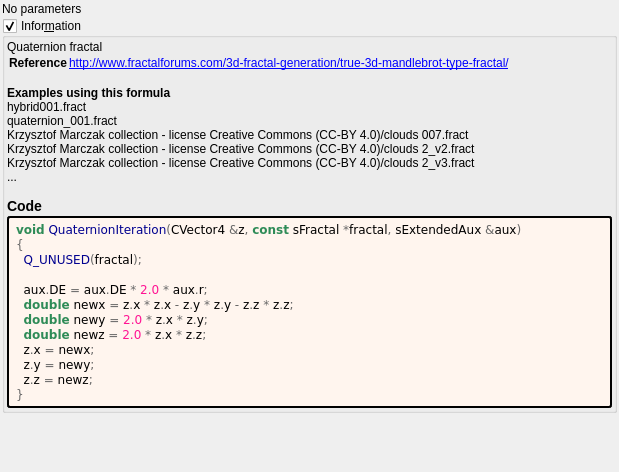
Before: the Qt Designer form mandelbulber2/deploy/share/mandelbulber2/formula/ui/quaternion.ui in irinox-ctrl/mandelbulber2, drawn with Qt 5.
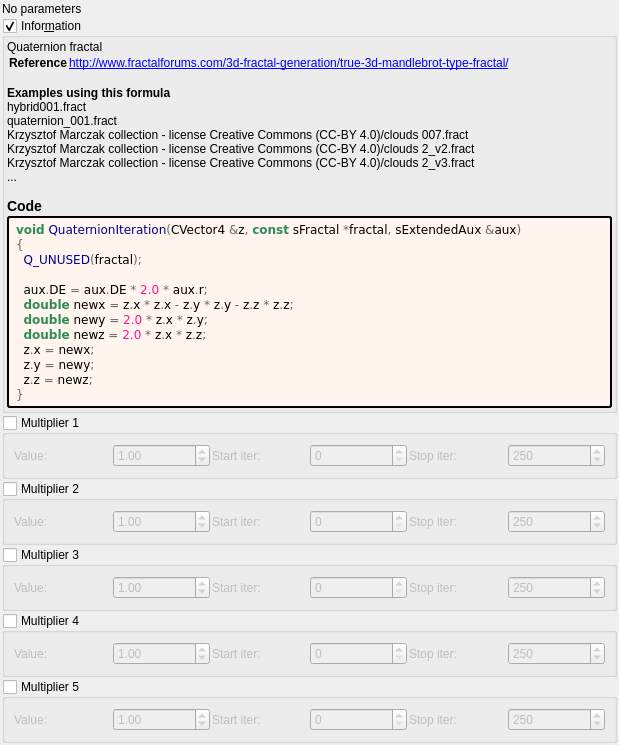
After: the same form once the commit is applied. Custom widgets are drawn as their Qt base class.

Commit message:
feat: add 5 general-purpose multipliers to all 1007 fractal formulas
Each multiplier has:
- Checkbox (OFF by default)
- Value spinbox (default 1.0, range -100 to 100)
- Iteration start/stop range

Logic: z *= value; DE *= |value|;

Uses existing transformCommon parameters:
- Checkboxes: functionEnabledBx/By/Bz/Bw/CzFalse
- Values: scale4/5/6/8/16
- Ranges: startIterationsB-F/stopIterationsB-F

Modified 1007 .cpp (CPU), 1006 .cl (GPU), 1023 .ui files.
Both source (formula/) and deploy (deploy/share/) copies updated.

Diff of the .ui file:
```diff
--- a/mandelbulber2/deploy/share/mandelbulber2/formula/ui/quaternion.ui
+++ b/mandelbulber2/deploy/share/mandelbulber2/formula/ui/quaternion.ui
@@ -119,6 +119,192 @@
      </layout>
     </widget>
    </item>
+   <item>
+    <widget class="MyGroupBox" name="groupCheck_transf_function_enabledBx_false">
+     <property name="title"><string>Multiplier 1</string></property>
+     <property name="checkable"><bool>true</bool></property>
+     <property name="checked"><bool>false</bool></property>
+     <layout class="QGridLayout" name="gridLayout_mult1">
+      <property name="spacing"><number>2</number></property>
+      <item row="0" column="0">
+       <widget class="QLabel"><property name="text"><string>Value:</string></property></widget>
+      </item>
+      <item row="0" column="1">
+       <widget class="MyDoubleSpinBox" name="spinbox_transf_scale_4">
+        <property name="minimum"><double>-100.0</double></property><property name="maximum"><double>100.0</double></property>
+        <property name="singleStep"><double>0.01</double></property><property name="value"><double>1.0</double></property>
+       </widget>
+      </item>
+      <item row="0" column="2">
+       <widget class="QLabel"><property name="text"><string>Start iter:</string></property></widget>
+      </item>
+      <item row="0" column="3">
+       <widget class="MySpinBox" name="spinboxInt_transf_start_iterations_B">
+        <property name="minimum"><number>0</number></property><property name="maximum"><number>10000</number></property>
+        <property name="value"><number>0</number></property>
+       </widget>
+      </item>
+      <item row="0" column="4">
+       <widget class="QLabel"><property name="text"><string>Stop iter:</string></property></widget>
+      </item>
+      <item row="0" column="5">
+       <widget class="MySpinBox" name="spinboxInt_transf_stop_iterations_B">
+        <property name="minimum"><number>0</number></property><property name="maximum"><number>10000</number></property>
+        <property name="value"><number>250</number></property>
+       </widget>
+      </item>
+     </layout>
+    </widget>
+   </item>
+   <item>
+    <widget class="MyGroupBox" name="groupCheck_transf_function_enabledBy_false">
+     <property name="title"><string>Multiplier 2</string></property>
+     <property name="checkable"><bool>true</bool></property>
+     <property name="checked"><bool>false</bool></property>
+     <layout class="QGridLayout" name="gridLayout_mult2">
+      <property name="spacing"><number>2</number></property>
+      <item row="0" column="0">
+       <widget class="QLabel"><property name="text"><string>Value:</string></property></widget>
+      </item>
+      <item row="0" column="1">
+       <widget class="MyDoubleSpinBox" name="spinbox_transf_scale_5">
+        <property name="minimum"><double>-100.0</double></property><property name="maximum"><double>100.0</double></property>
+        <property name="singleStep"><double>0.01</double></property><property name="value"><double>1.0</double></property>
+       </widget>
+      </item>
+      <item row="0" column="2">
+       <widget class="QLabel"><property name="text"><string>Start iter:</string></property></widget>
+      </item>
+      <item row="0" column="3">
+       <widget class="MySpinBox" name="spinboxInt_transf_start_iterations_C">
+        <property name="minimum"><number>0</number></property><property name="maximum"><number>10000</number></property>
+        <property name="value"><number>0</number></property>
+       </widget>
+      </item>
+      <item row="0" column="4">
+       <widget class="QLabel"><property name="text"><string>Stop iter:</string></property></widget>
+      </item>
+      <item row="0" column="5">
+       <widget class="MySpinBox" name="spinboxInt_transf_stop_iterations_C">
+        <property name="minimum"><number>0</number></property><property name="maximum"><number>10000</number></property>
+        <property name="value"><number>250</number></property>
+       </widget>
+      </item>
+     </layout>
+    </widget>
+   </item>
+   <item>
+    <widget class="MyGroupBox" name="groupCheck_transf_function_enabledBz_false">
+     <property name="title"><string>Multiplier 3</string></property>
+     <property name="checkable"><bool>true</bool></property>
+     <property name="checked"><bool>false</bool></property>
+     <layout class="QGridLayout" name="gridLayout_mult3">
+      <property name="spacing"><number>2</number></property>
+      <item row="0" column="0">
+       <widget class="QLabel"><property name="text"><string>Value:</string></property></widget>
+      </item>
+      <item row="0" column="1">
+       <widget class="MyDoubleSpinBox" name="spinbox_transf_scale_6">
+        <property name="minimum"><double>-100.0</double></property><property name="maximum"><double>100.0</double></property>
+        <property name="singleStep"><double>0.01</double></property><property name="value"><double>1.0</double></property>
+       </widget>
+      </item>
+      <item row="0" column="2">
+       <widget class="QLabel"><property name="text"><string>Start iter:</string></property></widget>
+      </item>
+      <item row="0" column="3">
+       <widget class="MySpinBox" name="spinboxInt_transf_start_iterations_D">
+        <property name="minimum"><number>0</number></property><property name="maximum"><number>10000</number></property>
+        <property name="value"><number>0</number></property>
+       </widget>
+      </item>
+      <item row="0" column="4">
+       <widget class="QLabel"><property name="text"><string>Stop iter:</string></property></widget>
+      </item>
+      <item row="0" column="5">
+       <widget class="MySpinBox" name="spinboxInt_transf_stop_iterations_D">
+        <property name="minimum"><number>0</number></property><property name="maximum"><number>10000</number></property>
+        <property name="value"><number>250</number></property>
+       </widget>
+      </item>
+     </layout>
+    </widget>
+   </item>
+   <item>
+    <widget class="MyGroupBox" name="groupCheck_transf_function_enabledBw_false">
+     <property name="title"><string>Multiplier 4</string></property>
+     <property name="checkable"><bool>true</bool></property>
+     <property name="checked"><bool>false</bool></property>
+     <layout class="QGridLayout" name="gridLayout_mult4">
+      <property name="spacing"><number>2</number></property>
+      <item row="0" column="0">
+       <widget class="QLabel"><property name="text"><string>Value:</string></property></widget>
+      </item>
+      <item row="0" column="1">
+       <widget class="MyDoubleSpinBox" name="spinbox_transf_scale_8">
+        <property name="minimum"><double>-100.0</double></property><property name="maximum"><double>100.0</double></property>
+        <property name="singleStep"><double>0.01</double></property><property name="value"><double>1.0</double></property>
+       </widget>
+      </item>
+      <item row="0" column="2">
+       <widget class="QLabel"><property name="text"><string>Start iter:</string></property></widget>
+      </item>
+      <item row="0" column="3">
+       <widget class="MySpinBox" name="spinboxInt_transf_start_iterations_E">
+        <property name="minimum"><number>0</number></property><property name="maximum"><number>10000</number></property>
+        <property name="value"><number>0</number></property>
+       </widget>
+      </item>
+      <item row="0" column="4">
+       <widget class="QLabel"><property name="text"><string>Stop iter:</string></property></widget>
+      </item>
+      <item row="0" column="5">
+       <widget class="MySpinBox" name="spinboxInt_transf_stop_iterations_E">
+        <property name="minimum"><number>0</number></property><property name="maximum"><number>10000</number></property>
+        <property name="value"><number>250</number></property>
+       </widget>
+      </item>
+     </layout>
+    </widget>
+   </item>
+   <item>
+    <widget class="MyGroupBox" name="groupCheck_transf_function_enabledCz_false">
+     <property name="title"><string>Multiplier 5</string></property>
+     <property name="checkable"><bool>true</bool></property>
+     <property name="checked"><bool>false</bool></property>
+     <layout class="QGridLayout" name="gridLayout_mult5">
+      <property name="spacing"><number>2</number></property>
+      <item row="0" column="0">
+       <widget class="QLabel"><property name="text"><string>Value:</string></property></widget>
+      </item>
+      <item row="0" column="1">
+       <widget class="MyDoubleSpinBox" name="spinbox_transf_scale_16">
+        <property name="minimum"><double>-100.0</double></property><property name="maximum"><double>100.0</double></property>
+        <property name="singleStep"><double>0.01</double></property><property name="value"><double>1.0</double></property>
+       </widget>
+      </item>
+      <item row="0" column="2">
+       <widget class="QLabel"><property name="text"><string>Start iter:</string></property></widget>
+      </item>
+      <item row="0" column="3">
+       <widget class="MySpinBox" name="spinboxInt_transf_start_iterations_F">
+        <property name="minimum"><number>0</number></property><property name="maximum"><number>10000</number></property>
+        <property name="value"><number>0</number></property>
+       </widget>
+      </item>
+      <item row="0" column="4">
+       <widget class="QLabel"><property name="text"><string>Stop iter:</string></property></widget>
+      </item>
+      <item row="0" column="5">
+       <widget class="MySpinBox" name="spinboxInt_transf_stop_iterations_F">
+        <property name="minimum"><number>0</number></property><property name="maximum"><number>10000</number></property>
+        <property name="value"><number>250</number></property>
+       </widget>
+      </item>
+     </layout>
+    </widget>
+   </item>
+
    <item>
     <spacer name="verticalSpacer">
      <property name="orientation">
@@ -141,6 +327,16 @@
    <header>my_group_box.h</header>
    <container>1</container>
   </customwidget>
+   <customwidget>
+   <class>MyDoubleSpinBox</class>
+   <extends>QDoubleSpinBox</extends>
+   <header>my_double_spin_box.h</header>
+  </customwidget>
+   <customwidget>
+   <class>MySpinBox</class>
+   <extends>QSpinBox</extends>
+   <header>my_spin_box.h</header>
+  </customwidget>
  </customwidgets>
  <tabstops>
   <tabstop>groupCheck_info</tabstop>
```
The commit also changes 3972 other files.
